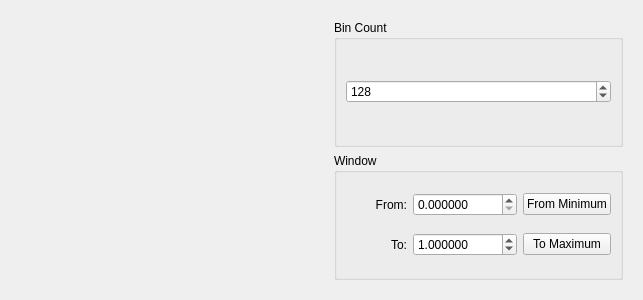
josefkoller/ambient_image_processor, file source/modules/histogram/HistogramWidget.ui: the form before one commit.
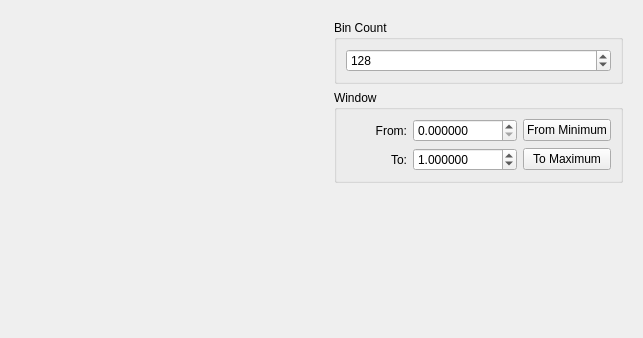
The form after the commit. Custom widgets are drawn as their Qt base class.

Commit message: ui format: maximize horizontally and align to top

What changed in the file:
```diff
--- a/source/modules/histogram/HistogramWidget.ui
+++ b/source/modules/histogram/HistogramWidget.ui
@@ -7,17 +7,17 @@
     <x>0</x>
     <y>0</y>
     <width>643</width>
-    <height>300</height>
+    <height>338</height>
    </rect>
   </property>
   <property name="windowTitle">
    <string>Form</string>
   </property>
   <layout class="QHBoxLayout" name="horizontalLayout">
-   <item>
+   <item alignment="Qt::AlignTop">
     <widget class="QCustomPlot" name="custom_plot_widget" native="true">
      <property name="sizePolicy">
-      <sizepolicy hsizetype="Preferred" vsizetype="Preferred">
+      <sizepolicy hsizetype="Preferred" vsizetype="Expanding">
        <horstretch>0</horstretch>
        <verstretch>0</verstretch>
       </sizepolicy>
@@ -25,7 +25,7 @@
      <property name="minimumSize">
       <size>
        <width>0</width>
-       <height>0</height>
+       <height>300</height>
       </size>
      </property>
      <property name="cursor">
@@ -33,8 +33,14 @@
      </property>
     </widget>
    </item>
-   <item>
+   <item alignment="Qt::AlignTop">
     <widget class="QWidget" name="widget" native="true">
+     <property name="sizePolicy">
+      <sizepolicy hsizetype="Preferred" vsizetype="Maximum">
+       <horstretch>0</horstretch>
+       <verstretch>0</verstretch>
+      </sizepolicy>
+     </property>
      <layout class="QVBoxLayout" name="verticalLayout">
       <item>
        <widget class="QGroupBox" name="groupBox">
```
The commit also changes 20 other files.
